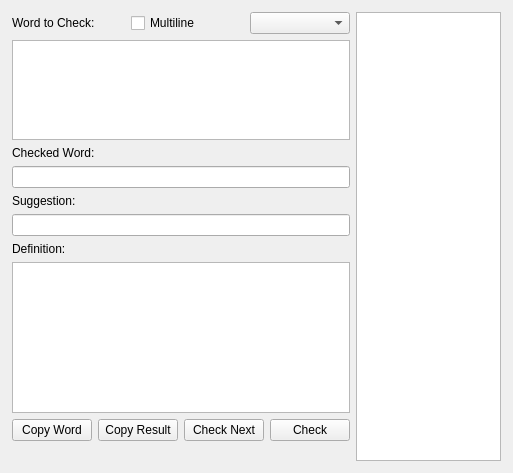
Old version of the form py_src/pydict/ui/dict.ui in the repository pitman2e/python-pydict.
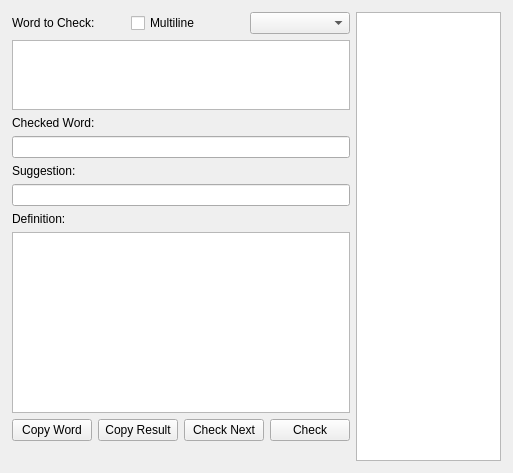
New version of the form.

Commit message: Reduce txtWord2Check height

What changed in the file:
```diff
--- a/py_src/pydict/ui/dict.ui
+++ b/py_src/pydict/ui/dict.ui
@@ -71,7 +71,7 @@
         <property name="maximumSize">
          <size>
           <width>16777215</width>
-          <height>100</height>
+          <height>70</height>
          </size>
         </property>
         <property name="inputMethodHints">
```
